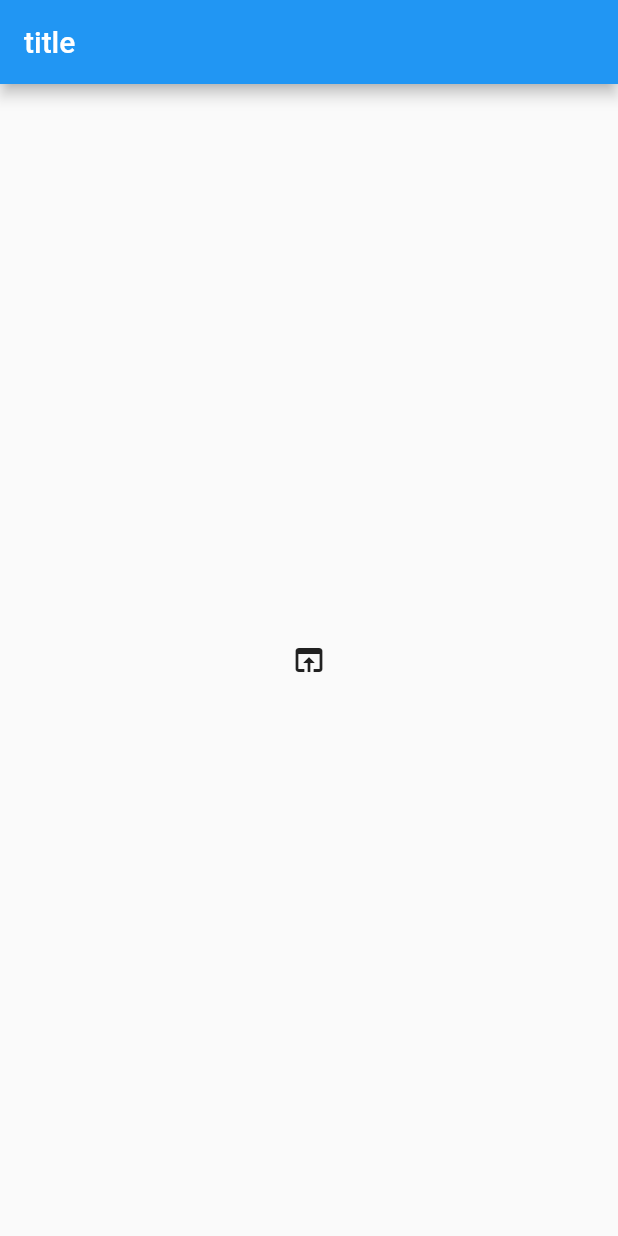
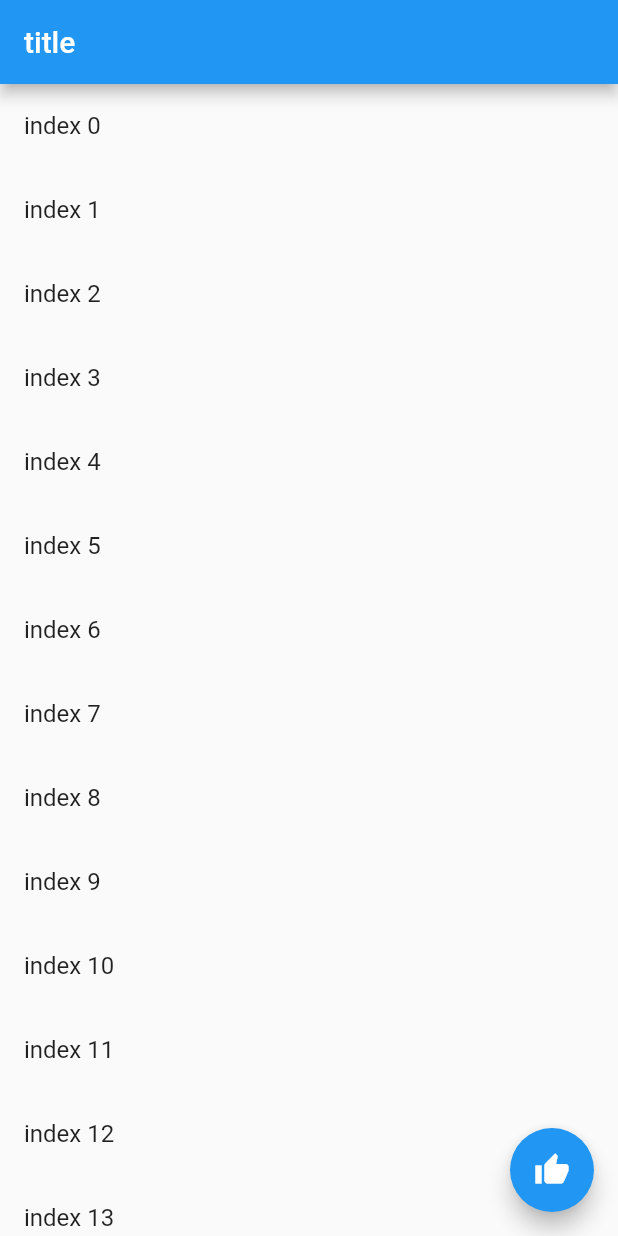
Before and after one commit to xfy6238/flutter-study, a Flutter app: the screen it shows after launch, on a phone screen of 412 x 824 dp. Run offline on Flutter 3.47's test engine with Material 2 defaults, Android fonts, the phone set to English and light mode, and no system bars; our stand-ins replace dio.

Commit message:
实现上拉加载和下拉刷新; 回到顶部功能(技术实现, 细节未实现)

```diff
--- a/lib/main.dart
+++ b/lib/main.dart
@@ -3,8 +3,6 @@
 // found in the LICENSE file.
 
 import 'package:flutter/material.dart';
-
-import 'services/exampl.dart' show postData hide getData;
 
 void main() {
   runApp(App());
@@ -17,6 +15,28 @@ class App extends StatefulWidget {
 
 class AppState extends State<App> {
   String title = "title";
+
+  ScrollController controller = new ScrollController();
+
+  @override
+  void initState() {
+    super.initState();
+    controller.addListener(() {
+      if (controller.offset == controller.position.maxScrollExtent) {
+        print("出发上拉加载");
+      }
+      if (controller.offset == controller.position.minScrollExtent) {
+        print("出发下拉加载");
+      }
+    });
+  }
+
+  @override
+  void dispose() {
+    super.dispose();
+    controller.dispose();
+  }
+
   @override
   Widget build(BuildContext context) {
     // TODO: implement build
@@ -27,22 +47,24 @@ class AppState extends State<App> {
           appBar: AppBar(
             title: Text(this.title),
           ),
+          floatingActionButton: FloatingActionButton(
+            child: Icon(Icons.thumb_up),
+            onPressed: () {
+              controller.animateTo(0.0,
+                  duration: Duration(milliseconds: 300), curve: Curves.easeIn);
+            },
+          ),
           body: new Builder(
             builder: (BuildContext context) {
-              return Center(
-                child: Container(
-                  child: IconButton(
-                    icon: Icon(Icons.open_in_browser),
-                    onPressed: () {
-                      // getData(context).then((Test test) {
-                      //   setState(() {
-                      //     title = test.records[0].id;
-                      //   });
-                      // });
-                      postData(context);
-                    },
-                  ),
-                ),
+              return ListView.builder(
+                itemCount: 20,
+                itemBuilder: (BuildContext context, int i) {
+                  return ListTile(
+                    title: Text("index $i"),
+                  );
+                },
+                physics: const AlwaysScrollableScrollPhysics(),
+                controller: controller,
               );
             },
           )),
```
